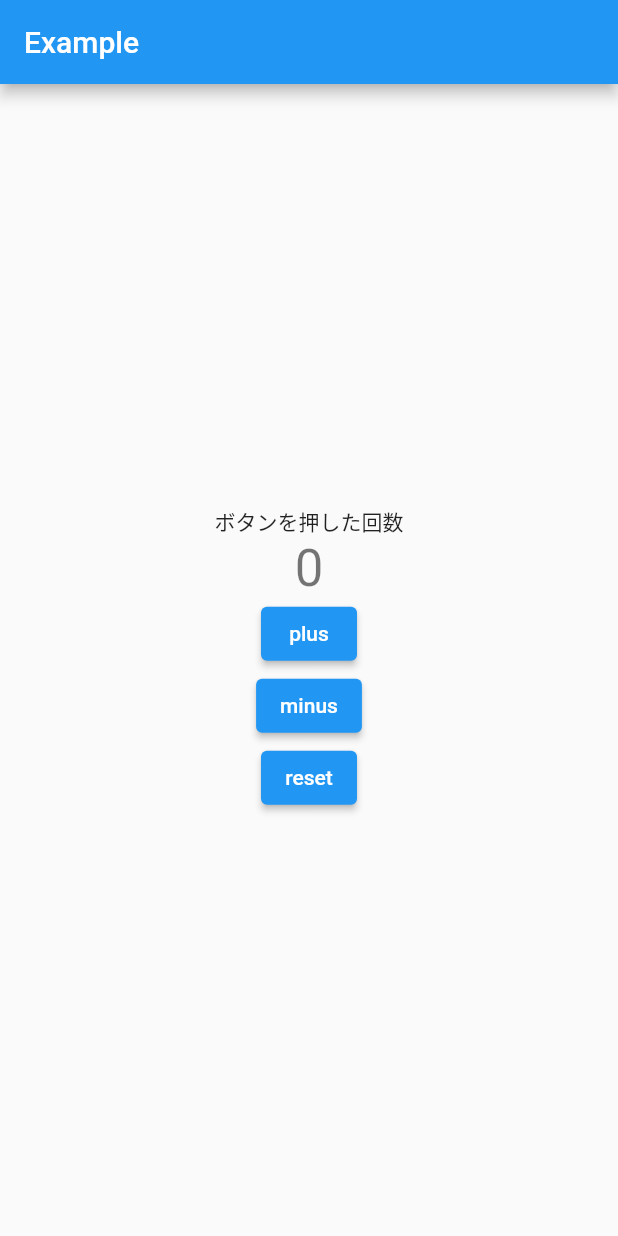
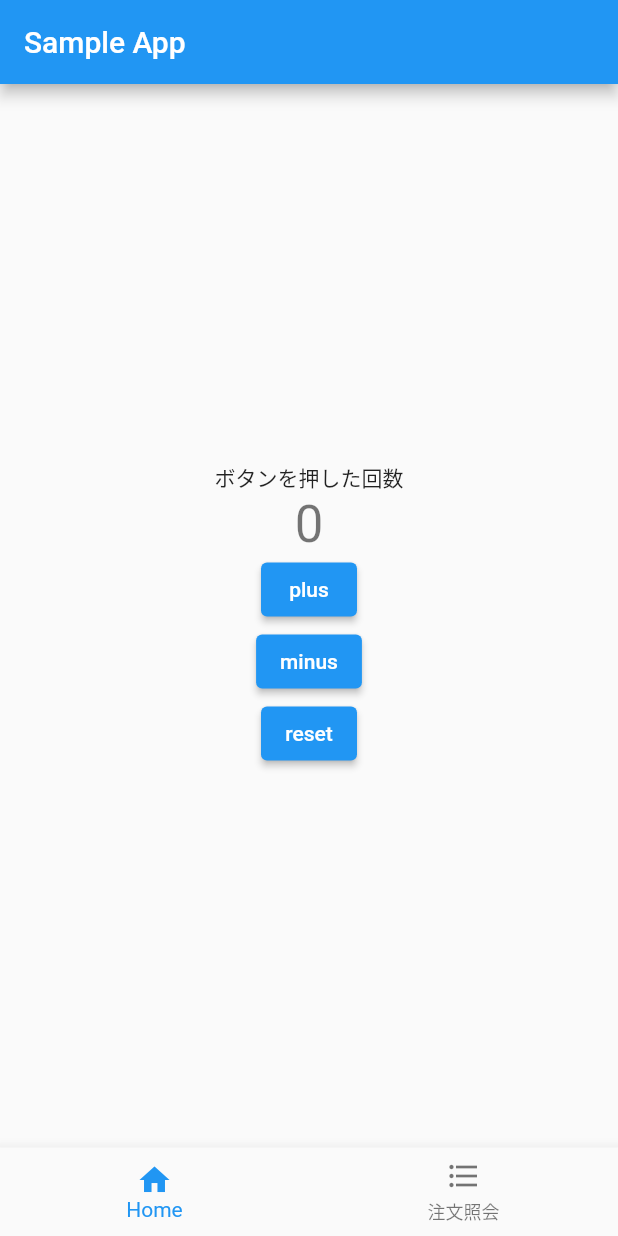
Before and after one commit to hagechamu/flutter_study, a Flutter app: the screen it shows after launch, after a tap on "plus", after a tap on "minus", after a tap on "reset", on a phone screen of 412 x 824 dp. Run offline on Flutter 3.47's test engine with Material 2 defaults, Android fonts, the phone set to English and light mode, and no system bars; our stand-ins replace flutter_hooks, flutter_secure_storage, hooks_riverpod.

Commit message:
ページ遷移を実装

```diff
--- /dev/null
+++ b/lib/App.dart
@@ -0,0 +1,62 @@
+import 'package:flutter/material.dart';
+import 'package:flutter_hooks/flutter_hooks.dart';
+import 'package:flutter_study_tiger/home_view.dart';
+import 'package:flutter_study_tiger/order_inquiry.dart';
+import 'package:hooks_riverpod/hooks_riverpod.dart';
+import 'package:flutter_secure_storage/flutter_secure_storage.dart';
+
+final storage = new FlutterSecureStorage();
+
+final counterProvider = StateProvider<int>((ref) => 0);
+final isLoadingProvider = StateProvider<bool>((ref) => false);
+
+class MyApp extends HookConsumerWidget {
+
+  @override
+  Widget build(BuildContext context, WidgetRef ref) {
+    final _selectedIndex = useState(0);
+
+    final List<Widget> _widgetOptions = <Widget>[
+      HomeView(),
+      OrderInquiry(),
+    ];
+
+    void _onItemTapped(int index) {
+      _selectedIndex.value = index;
+    }
+
+    Future<void> _initCounter() async {
+      final counterStr = await storage.read(key: 'count');
+      print(counterStr);
+      ref.read(counterProvider.notifier).state = int.tryParse(counterStr ?? '0') ?? 0;
+      print(ref.read(counterProvider.notifier).toString());
+    }
+
+    useEffect(() {
+      _initCounter();
+    }, []);
+
+    return MaterialApp(
+      home: Scaffold(
+        appBar: AppBar(
+          title: Text('Sample App'),
+        ),
+        body: _widgetOptions.elementAt(_selectedIndex.value),
+        bottomNavigationBar: BottomNavigationBar(
+          items: const<BottomNavigationBarItem>[
+            BottomNavigationBarItem(
+              icon: Icon(Icons.home),
+              label: 'Home',
+            ),
+            BottomNavigationBarItem(
+              icon: Icon(Icons.format_list_bulleted),
+              label: '注文照会',
+            ),
+          ],
+          currentIndex: _selectedIndex.value,
+          onTap: _onItemTapped,
+        ),
+      ),
+    );
+  }
+}
--- /dev/null
+++ b/lib/home_view.dart
@@ -0,0 +1,95 @@
+import 'package:flutter/material.dart';
+import 'package:flutter_hooks/flutter_hooks.dart';
+import 'package:flutter_study_tiger/App.dart';
+import 'package:hooks_riverpod/hooks_riverpod.dart';
+import 'package:flutter_secure_storage/flutter_secure_storage.dart';
+
+final storage = new FlutterSecureStorage();
+
+// StatelessWidgetの代わりに `HookConsumerWidget` を継承します。
+class HomeView extends HookConsumerWidget {
+
+  @override
+  Widget build(BuildContext context, WidgetRef ref) {
+    final _selectedIndex = useState(0);
+
+    void _incrementCounter() {
+      ref.read(counterProvider.notifier).state++;
+    }
+
+    void _decrementCounter() {
+      ref.read(counterProvider.notifier).state--;
+    }
+
+    void _resetCounter() {
+      ref.read(counterProvider.notifier).state = 0;
+    }
+
+    void _setIsLoading(bool isLoadind) {
+      ref.read(isLoadingProvider.notifier).state = isLoadind;
+    }
+
+    void _persist() async {
+      await storage.write(key: 'count', value: ref.read(counterProvider.notifier).state.toString());
+    }
+
+    void _incrementCounterWithAwait() async {
+      _setIsLoading(true);
+      await Future.delayed(Duration(seconds: 1)); // 1秒間待機する
+      _incrementCounter();
+      _persist();
+      _setIsLoading(false);
+    }
+
+    void _decrementCounterWithAwait() async {
+      _setIsLoading(true);
+      await Future.delayed(Duration(seconds: 1)); // 1秒間待機する
+      _decrementCounter();
+      _persist();
+      _setIsLoading(false);
+    }
+
+    void _resetCounterWithAwait() async {
+      _setIsLoading(true);
+      await Future.delayed(Duration(seconds: 1)); // 1秒間待機する
+      _resetCounter();
+      _persist();
+      _setIsLoading(false);
+    }
+
+    return MaterialApp(
+      home: Scaffold(
+        body: Center(
+          child: Column(
+            mainAxisAlignment: MainAxisAlignment.center,
+            children: [
+              Column(
+                mainAxisAlignment: MainAxisAlignment.center,
+                children: <Widget>[
+                  const Text('ボタンを押した回数'),
+                  ref.watch(isLoadingProvider) ? CircularProgressIndicator() :
+                  Text(
+                    '${ref.watch(counterProvider)}',
+                    style: Theme.of(context).textTheme.headline4,
+                  ),
+                ],
+              ),
+              ElevatedButton(
+                onPressed: _incrementCounterWithAwait,
+                child: Text("plus"),
+              ),
+              ElevatedButton(
+                onPressed: _decrementCounterWithAwait,
+                child: Text("minus"),
+              ),
+              ElevatedButton(
+                onPressed: _resetCounterWithAwait,
+                child: Text("reset"),
+              )
+            ],
+          )
+        ),
+      ),
+    );
+  }
+}
--- a/lib/main.dart
+++ b/lib/main.dart
@@ -1,5 +1,6 @@
 import 'package:flutter/material.dart';
 import 'package:flutter_hooks/flutter_hooks.dart';
+import 'package:flutter_study_tiger/App.dart';
 import 'package:hooks_riverpod/hooks_riverpod.dart';
 import 'package:flutter_secure_storage/flutter_secure_storage.dart';
 
@@ -10,114 +11,3 @@ void main() {
     ),
   );
 }
-
-final storage = new FlutterSecureStorage();
-
-final counterProvider = StateProvider<int>((ref) => 0);
-final isLoadingProvider = StateProvider<bool>((ref) => false);
-
-// StatelessWidgetの代わりに `HookConsumerWidget` を継承します。
-class MyApp extends HookConsumerWidget {
-
-  @override
-  Widget build(BuildContext context, WidgetRef ref) {
-    final counter = useState(0);
-    // final counterState = ref.watch(counterProvider);
-    // final isLoadingState = ref.watch(isLoadingProvider);
-
-    void _incrementCounter() {
-      counter.value++;
-    }
-
-    void _decrementCounter() {
-      // ref.read(counterProvider.notifier).state--;
-      counter.value--;
-    }
-
-    void _resetCounter() {
-      // ref.read(counterProvider.notifier).state = 0;
-      counter.value = 0;
-    }
-
-    void _setIsLoading(bool isLoadind) {
-      ref.read(isLoadingProvider.notifier).state = isLoadind;
-    }
-
-    void _persist() async {
-      await storage.write(key: 'count', value: counter.value.toString());
-    }
-
-    void _incrementCounterWithAwait() async {
-      _setIsLoading(true);
-      await Future.delayed(Duration(seconds: 1)); // 1秒間待機する
-      _incrementCounter();
-      // await storage.write(key: 'count', value: ref.read(counterProvider.notifier).toString());
-      _persist();
-      _setIsLoading(false);
-    }
-
-    void _decrementCounterWithAwait() async {
-      _setIsLoading(true);
-      await Future.delayed(Duration(seconds: 1)); // 1秒間待機する
-      _decrementCounter();
-      // await storage.write(key: 'count', value: ref.read(counterProvider.notifier).toString());
-      _persist();
-      _setIsLoading(false);
-    }
-
-    void _resetCounterWithAwait() async {
-      _setIsLoading(true);
-      await Future.delayed(Duration(seconds: 1)); // 1秒間待機する
-      _resetCounter();
-      // await storage.write(key: 'count', value: ref.read(counterProvider.notifier).toString());
-      _persist();
-      _setIsLoading(false);
-    }
-
-    Future<void> _initCounter() async {
-      final counterStr = await storage.read(key: 'count');
-      counter.value = int.tryParse(counterStr ?? '0') ?? 0;
-    }
-
-    useEffect(() {
-      _initCounter();
-    }, []);
-
-    return MaterialApp(
-      home: Scaffold(
-        appBar: AppBar(title: Text('Example')),
-        body: Center(
-          child: Column(
-            mainAxisAlignment: MainAxisAlignment.center,
-            children: [
-              Column(
-                mainAxisAlignment: MainAxisAlignment.center,
-                children: <Widget>[
-                  const Text('ボタンを押した回数'),
-                  ref.watch(isLoadingProvider) ? CircularProgressIndicator() :
-                  Text(
-                    // '${ref.watch(counterProvider)}',
-                    '${counter.value}',
-                    style: Theme.of(context).textTheme.headline4,
-                  ),
-                ],
-              ),
-              ElevatedButton(
-                onPressed: _incrementCounterWithAwait,
-                child: Text("plus"),
-              ),
-              ElevatedButton(
-                onPressed: _decrementCounterWithAwait,
-                child: Text("minus"),
-              ),
-              ElevatedButton(
-                onPressed: _resetCounterWithAwait,
-                child: Text("reset"),
-              )
-            ],
-          )
-        ),
-      ),
-    );
-  }
-}
--- /dev/null
+++ b/lib/order_inquiry.dart
@@ -0,0 +1,18 @@
+import 'package:flutter/material.dart';
+import 'package:flutter_study_tiger/App.dart';
+import 'package:hooks_riverpod/hooks_riverpod.dart';
+
+class OrderInquiry extends HookConsumerWidget {
+  @override
+  Widget build(BuildContext context, WidgetRef ref) {
+    return Center(
+      child: Column(
+        mainAxisAlignment: MainAxisAlignment.center,
+        children: [
+          Text('riverpod を体感する'),
+          Text('${ref.watch(counterProvider)}')
+        ],
+      )
+    );
+  }
+}
```
